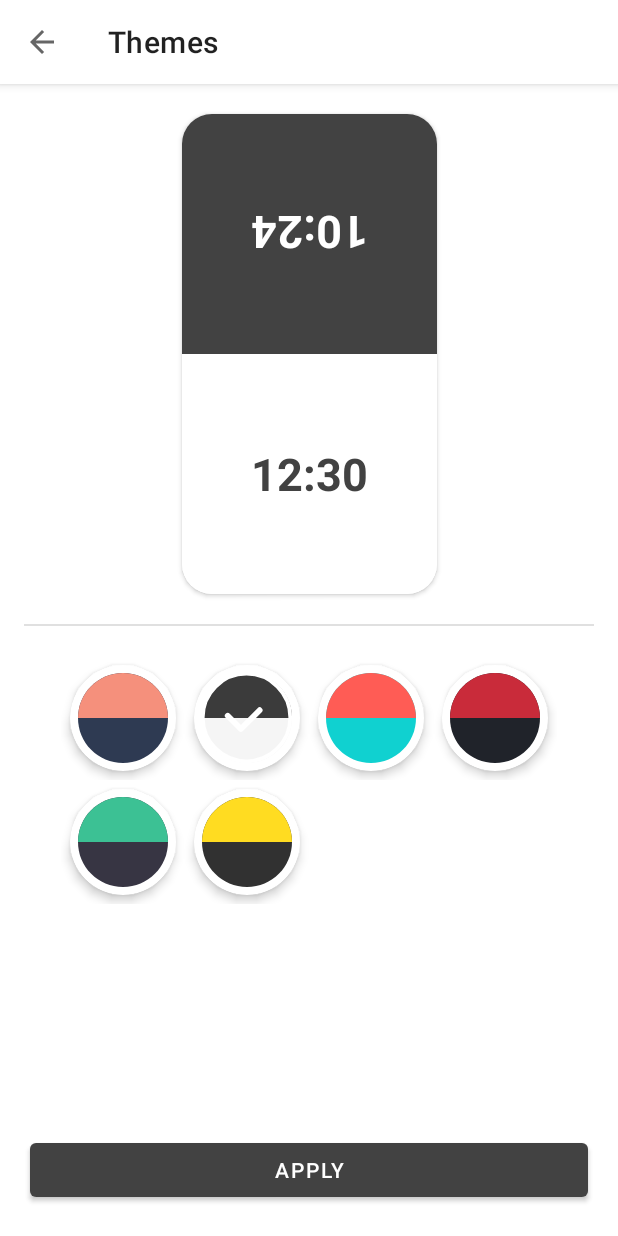
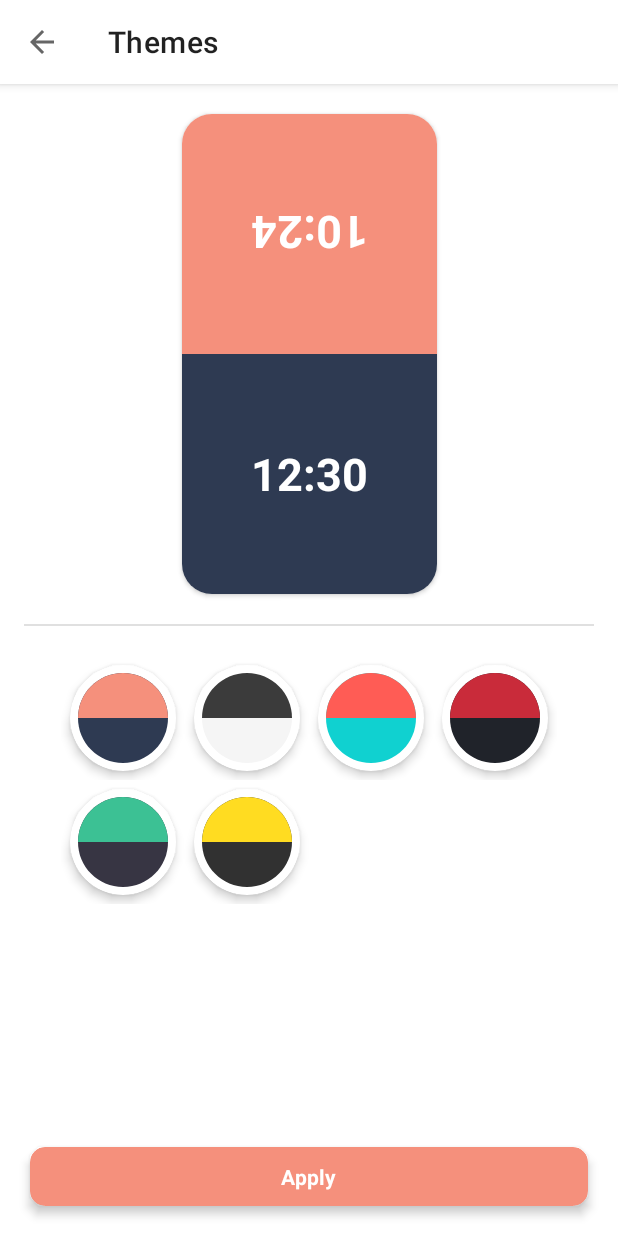
Before and after one commit to JustAmalll/ChessClock, an Android app: the ThemeCustomizationFragment screen opened through its navigation route, on a phone screen of 412 x 824 dp. Run offline under Robolectric (Android 15) with nearby library versions, the phone set to English and light mode, and no system bars; our stand-ins replace Room's generated code; 5 statements that could not run were skipped.

Commit message:
Code refactor

```diff
--- a/app/src/main/java/dev/amal/chessclock/fragments/clock/ClockFragment.kt
+++ b/app/src/main/java/dev/amal/chessclock/fragments/clock/ClockFragment.kt
@@ -6,11 +6,7 @@
 import android.os.Bundle
 import android.os.VibrationEffect
 import android.os.Vibrator
-import android.view.LayoutInflater
 import android.view.View
-import android.view.ViewGroup
-import androidx.core.content.ContextCompat
-import androidx.fragment.app.Fragment
 import androidx.lifecycle.ViewModelProvider
 import androidx.navigation.NavController
 import androidx.navigation.findNavController
@@ -20,24 +16,20 @@
 import com.google.android.material.dialog.MaterialAlertDialogBuilder
 import dev.amal.chessclock.R
 import dev.amal.chessclock.databinding.FragmentClockBinding
-import dev.amal.chessclock.fragments.settings.SettingsFragment
+import dev.amal.chessclock.utils.BaseFragment
 
 
-class ClockFragment : Fragment() {
-
-    private var _binding: FragmentClockBinding? = null
-    private val binding get() = _binding!!
+class ClockFragment : BaseFragment<FragmentClockBinding>(
+    FragmentClockBinding::inflate
+) {
 
     private lateinit var viewModel: ClockViewModel
 
     private lateinit var clockSound: MediaPlayer
     private lateinit var timeUpSound: MediaPlayer
 
-    override fun onCreateView(
-        inflater: LayoutInflater, container: ViewGroup?,
-        savedInstanceState: Bundle?
-    ): View {
-        _binding = FragmentClockBinding.inflate(inflater, container, false)
+    override fun onViewCreated(view: View, savedInstanceState: Bundle?) {
+        super.onViewCreated(view, savedInstanceState)
 
         clockSound = MediaPlayer.create(requireContext(), R.raw.chess_clock_sound)
         timeUpSound = MediaPlayer.create(context, R.raw.time_up_sound)
@@ -73,24 +65,24 @@
         }
 
         viewModel.showHintOne.observe(viewLifecycleOwner) {
-            if (it == true) binding.clock1.textViewHint.visibility = View.VISIBLE
-            else binding.clock1.textViewHint.visibility = View.INVISIBLE
+            if (it == true) binding.clock1.textViewHint.visible()
+            else binding.clock1.textViewHint.gone()
         }
 
         viewModel.showHintTwo.observe(viewLifecycleOwner) {
-            if (it == true) binding.clock2.textViewHint.visibility = View.VISIBLE
-            else binding.clock2.textViewHint.visibility = View.INVISIBLE
+            if (it == true) binding.clock2.textViewHint.visible()
+            else binding.clock2.textViewHint.gone()
         }
 
         viewModel.gamePaused.observe(viewLifecycleOwner) {
             if (it == true) {
-                binding.actionPause.visibility = View.INVISIBLE
-                binding.actionGoToSettings.visibility = View.VISIBLE
-                binding.actionRestart.visibility = View.VISIBLE
+                binding.actionPause.gone()
+                binding.actionGoToSettings.visible()
+                binding.actionRestart.visible()
             } else {
-                binding.actionGoToSettings.visibility = View.INVISIBLE
-                binding.actionRestart.visibility = View.INVISIBLE
-                binding.actionPause.visibility = View.VISIBLE
+                binding.actionGoToSettings.gone()
+                binding.actionRestart.gone()
+                binding.actionPause.visible()
             }
         }
 
@@ -103,29 +95,25 @@
         }
 
         viewModel.showAlertTimeOne.observe(viewLifecycleOwner) {
-            if (it == true) binding.clock1.alertTimeIcon.visibility = View.VISIBLE
-            else binding.clock1.alertTimeIcon.visibility = View.INVISIBLE
+            if (it == true) binding.clock1.alertTimeIcon.visible()
+            else binding.clock1.alertTimeIcon.gone()
         }
 
         viewModel.showAlertTimeTwo.observe(viewLifecycleOwner) {
-            if (it == true) binding.clock2.alertTimeIcon.visibility = View.VISIBLE
-            else binding.clock2.alertTimeIcon.visibility = View.INVISIBLE
+            if (it == true) binding.clock2.alertTimeIcon.visible()
+            else binding.clock2.alertTimeIcon.gone()
         }
 
         viewModel.timeUpPlayerOne.observe(viewLifecycleOwner) {
             binding.clock1.root.isClickable = false
             binding.clock2.root.isClickable = false
-            binding.clock1Container.setBackgroundColor(
-                ContextCompat.getColor(requireContext(), R.color.design_default_color_error)
-            )
+            binding.clock1Container.setBgColor(R.color.design_default_color_error)
         }
 
         viewModel.timeUpPlayerTwo.observe(viewLifecycleOwner) {
             binding.clock1.root.isClickable = false
             binding.clock2.root.isClickable = false
-            binding.clock2Container.setBackgroundColor(
-                ContextCompat.getColor(requireContext(), R.color.design_default_color_error)
-            )
+            binding.clock2Container.setBgColor(R.color.design_default_color_error)
         }
 
         viewModel.playClockSound.observe(viewLifecycleOwner) {
@@ -153,8 +141,6 @@
         binding.actionRestart.setOnClickListener { resetClocksAlertDialog() }
 
         binding.actionGoToSettings.setOnClickListener { viewModel.goToSettingsAction() }
-
-        return binding.root
     }
 
     private fun playClockSound() {
@@ -204,9 +190,4 @@
         this.findNavController().navigate(action)
         viewModel.onSettingsNavigated()
     }
-
-    override fun onDestroyView() {
-        super.onDestroyView()
-        _binding = null
-    }
 }
--- /dev/null
+++ b/app/src/main/java/dev/amal/chessclock/utils/BaseFragment.kt
@@ -0,0 +1,63 @@
+package dev.amal.chessclock.utils
+
+import android.content.Context
+import android.os.Bundle
+import android.view.LayoutInflater
+import android.view.View
+import android.view.ViewGroup
+import android.widget.TextView
+import androidx.annotation.ColorRes
+import androidx.cardview.widget.CardView
+import androidx.core.content.ContextCompat
+import androidx.fragment.app.Fragment
+import androidx.viewbinding.ViewBinding
+import dev.amal.chessclock.R
+import dev.amal.chessclock.fragments.settings.SettingsFragment
+
+typealias Inflate<T> = (LayoutInflater, ViewGroup?, Boolean) -> T
+
+abstract class BaseFragment<VB: ViewBinding>(
+    private val inflate: Inflate<VB>
+) : Fragment() {
+
+    private var _binding: VB? = null
+    val binding get() = _binding!!
+
+    override fun onCreateView(
+        inflater: LayoutInflater,
+        container: ViewGroup?,
+        savedInstanceState: Bundle?
+    ): View? {
+        _binding = inflate.invoke(inflater, container, false)
+        return binding.root
+    }
+
+    val pref = requireActivity().getSharedPreferences(
+        SettingsFragment.PREFERENCES_NAME, Context.MODE_PRIVATE
+    )
+
+    fun View.gone() {
+        this.visibility = View.GONE
+    }
+
+    fun View.visible() {
+        this.visibility = View.VISIBLE
+    }
+
+    fun View.setBgColor(@ColorRes color: Int) {
+        this.setBackgroundColor(ContextCompat.getColor(requireContext(), color))
+    }
+
+    fun CardView.setCardViewBgColor(@ColorRes color: Int) {
+        this.setCardBackgroundColor(ContextCompat.getColor(requireContext(), color))
+    }
+
+    fun TextView.setTextViewColor(@ColorRes color: Int = R.color.white) {
+        this.setTextColor(ContextCompat.getColor(requireContext(), color))
+    }
+
+    override fun onDestroyView() {
+        super.onDestroyView()
+        _binding = null
+    }
+}
--- a/app/src/main/res/layout/fragment_theme_customization.xml
+++ b/app/src/main/res/layout/fragment_theme_customization.xml
@@ -141,9 +141,9 @@
             <ImageView
                 android:layout_width="wrap_content"
                 android:layout_height="wrap_content"
+                android:contentDescription="@string/theme_second_description"
                 android:padding="5dp"
-                android:src="@drawable/ic_theme_round_two"
-                android:contentDescription="@string/theme_second_description" />
+                android:src="@drawable/ic_theme_round_two" />
 
             <com.airbnb.lottie.LottieAnimationView
                 android:id="@+id/animatedCheckMark2"
@@ -193,9 +193,9 @@
             <ImageView
                 android:layout_width="wrap_content"
                 android:layout_height="wrap_content"
+                android:contentDescription="@string/theme_fourth_description"
                 android:padding="5dp"
-                android:src="@drawable/ic_theme_round_four"
-                android:contentDescription="@string/theme_fourth_description" />
+                android:src="@drawable/ic_theme_round_four" />
 
             <com.airbnb.lottie.LottieAnimationView
                 android:id="@+id/animatedCheckMark4"
@@ -253,9 +253,9 @@
                 android:id="@+id/sixthThemeCv"
                 android:layout_width="wrap_content"
                 android:layout_height="wrap_content"
+                android:contentDescription="@string/theme_sixth_description"
                 android:padding="5dp"
-                android:src="@drawable/ic_theme_round_six"
-                android:contentDescription="@string/theme_sixth_description" />
+                android:src="@drawable/ic_theme_round_six" />
 
             <com.airbnb.lottie.LottieAnimationView
                 android:id="@+id/animatedCheckMark6"
@@ -268,15 +268,29 @@
         </androidx.cardview.widget.CardView>
     </LinearLayout>
 
-    <Button
-        android:id="@+id/apply_button"
+    <androidx.cardview.widget.CardView
+        android:id="@+id/applyButton"
         android:layout_width="match_parent"
         android:layout_height="wrap_content"
         android:layout_marginHorizontal="20dp"
         android:layout_marginBottom="20dp"
-        android:text="@string/theme_apply_button"
+        app:cardBackgroundColor="@color/theme_one_main"
+        app:cardCornerRadius="10dp"
+        app:cardElevation="4dp"
         app:layout_constraintBottom_toBottomOf="parent"
         app:layout_constraintEnd_toEndOf="parent"
-        app:layout_constraintStart_toStartOf="parent" />
+        app:layout_constraintStart_toStartOf="parent">
+
+        <TextView
+            android:layout_width="wrap_content"
+            android:layout_height="wrap_content"
+            android:layout_gravity="center"
+            android:paddingTop="10dp"
+            android:paddingBottom="10dp"
+            android:text="@string/theme_apply_button"
+            android:textColor="@color/white"
+            android:textStyle="bold" />
+
+    </androidx.cardview.widget.CardView>
 
 </androidx.constraintlayout.widget.ConstraintLayout>
```
Also changed, not shown: app/src/main/java/dev/amal/chessclock/fragments/clock_list/ClockListFragment.kt (+12 -28 lines), app/src/main/java/dev/amal/chessclock/fragments/settings/SettingsFragment.kt (+15 -36 lines), app/src/main/java/dev/amal/chessclock/fragments/settings/theme_customization/ThemeCustomizationFragment.kt (+48 -78 lines), app/src/main/java/dev/amal/chessclock/fragments/time_control_fragment/TimeControlFragment.kt (+9 -30 lines), app/src/main/res/layout/fragment_time_control.xml (+22 -13 lines).
